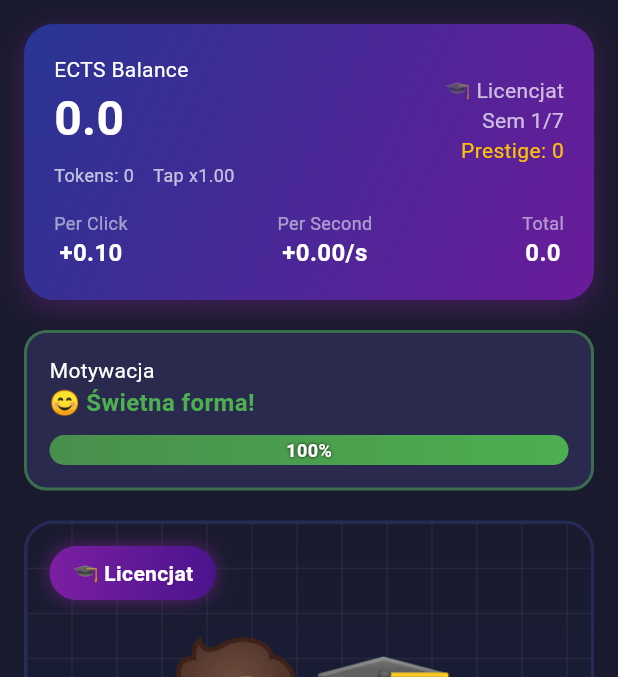
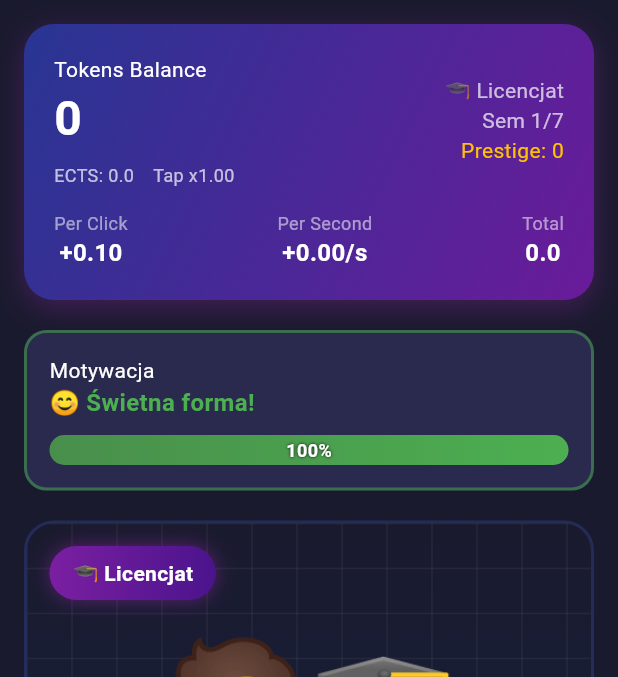
Before and after one commit to Andezion/DumbClicker, a Flutter app: the screen it shows after launch, on a phone screen of 412 x 824 dp, the part 84-761 px from its top. Run offline on Flutter 3.47's test engine with Material 3 defaults, Android fonts, the phone set to English and light mode, and no system bars; our stand-ins replace in_app_purchase.

Commit message:
fixed namings

```diff
--- a/lib/ui/home_screen.dart
+++ b/lib/ui/home_screen.dart
@@ -570,10 +570,10 @@ class _HomeScreenState extends State<HomeScreen> with WidgetsBindingObserver {
               Column(
                 crossAxisAlignment: CrossAxisAlignment.start,
                 children: [
-                  const Text('ECTS Balance',
+                  const Text('Tokens Balance',
                       style: TextStyle(color: Colors.white, fontSize: 14)),
                   Text(
-                    Formatters.formatEcts(gameState.ects),
+                    '${gameState.tokens}',
                     style: const TextStyle(
                       color: Colors.white,
                       fontSize: 32,
@@ -582,7 +582,7 @@ class _HomeScreenState extends State<HomeScreen> with WidgetsBindingObserver {
                   ),
                   const SizedBox(height: 6),
                   Text(
-                    'Tokens: ${gameState.tokens}    Tap x${gameState.tapMultiplier.toStringAsFixed(2)}',
+                    'ECTS: ${Formatters.formatEcts(gameState.ects)}    Tap x${gameState.tapMultiplier.toStringAsFixed(2)}',
                     style: const TextStyle(color: Colors.white70, fontSize: 12),
                   ),
                 ],
```
